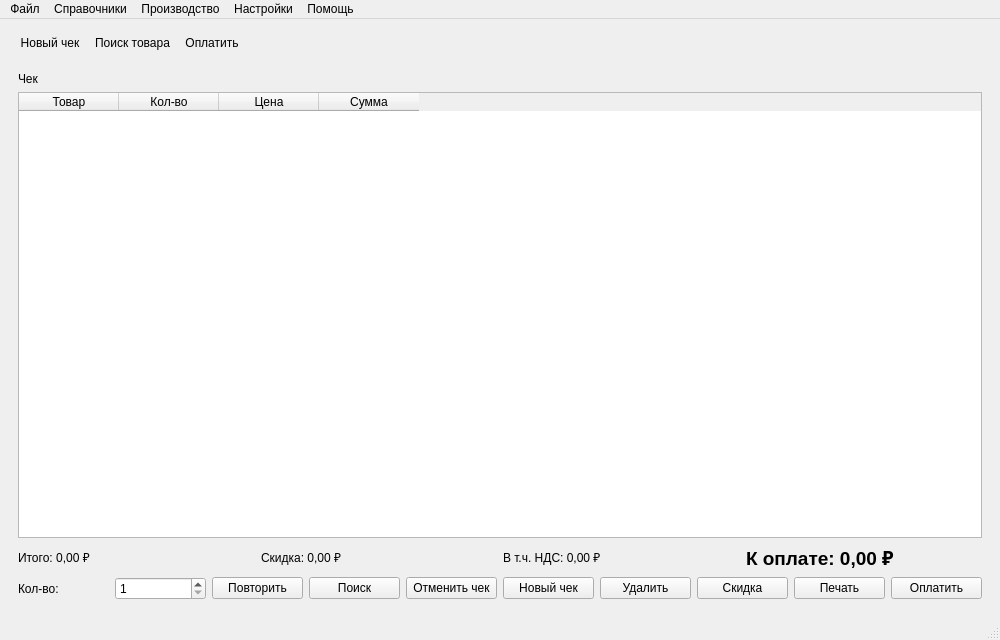
MikhailBersenev/easyPOS, file mainwindow.ui: the form before one commit.
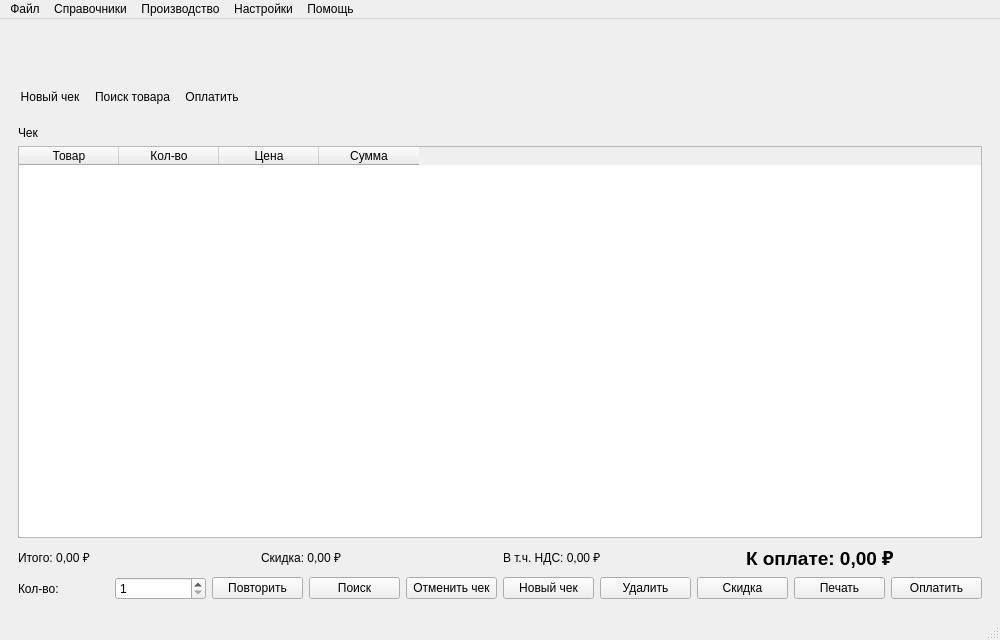
The form after the commit.

Commit message:
Add branding features and database integration
- Implemented methods in `EasyPOSCore` for retrieving and saving branding information (app name, logo path, address, legal info).
- Updated UI components across various dialogs and windows to display branding information dynamically.
- Enhanced `SettingsDialog` to allow users to configure branding settings and save them to the database.
- Integrated branding details into PDF exports and check details for improved presentation.
- Added a new branding tab in the settings UI for user-friendly management of branding attributes.

```diff
--- a/mainwindow.ui
+++ b/mainwindow.ui
@@ -15,6 +15,45 @@
   </property>
   <widget class="QWidget" name="centralwidget">
    <layout class="QVBoxLayout" name="centralLayout">
+    <item>
+     <layout class="QHBoxLayout" name="brandingBarLayout">
+      <item>
+       <widget class="QLabel" name="brandingLogoLabel">
+        <property name="minimumSize">
+         <size>
+          <width>120</width>
+          <height>48</height>
+         </size>
+        </property>
+        <property name="maximumSize">
+         <size>
+          <width>200</width>
+          <height>60</height>
+         </size>
+        </property>
+        <property name="scaledContents">
+         <bool>true</bool>
+        </property>
+        <property name="alignment">
+         <set>Qt::AlignLeft|Qt::AlignVCenter</set>
+        </property>
+       </widget>
+      </item>
+      <item>
+       <spacer name="brandingBarSpacer">
+        <property name="orientation">
+         <enum>Qt::Horizontal</enum>
+        </property>
+        <property name="sizeHint" stdset="0">
+         <size>
+          <width>40</width>
+          <height>20</height>
+         </size>
+        </property>
+       </spacer>
+      </item>
+     </layout>
+    </item>
     <item>
      <widget class="QToolBar" name="mainToolBar">
       <property name="movable">
```
The commit also changes 12 other files.
